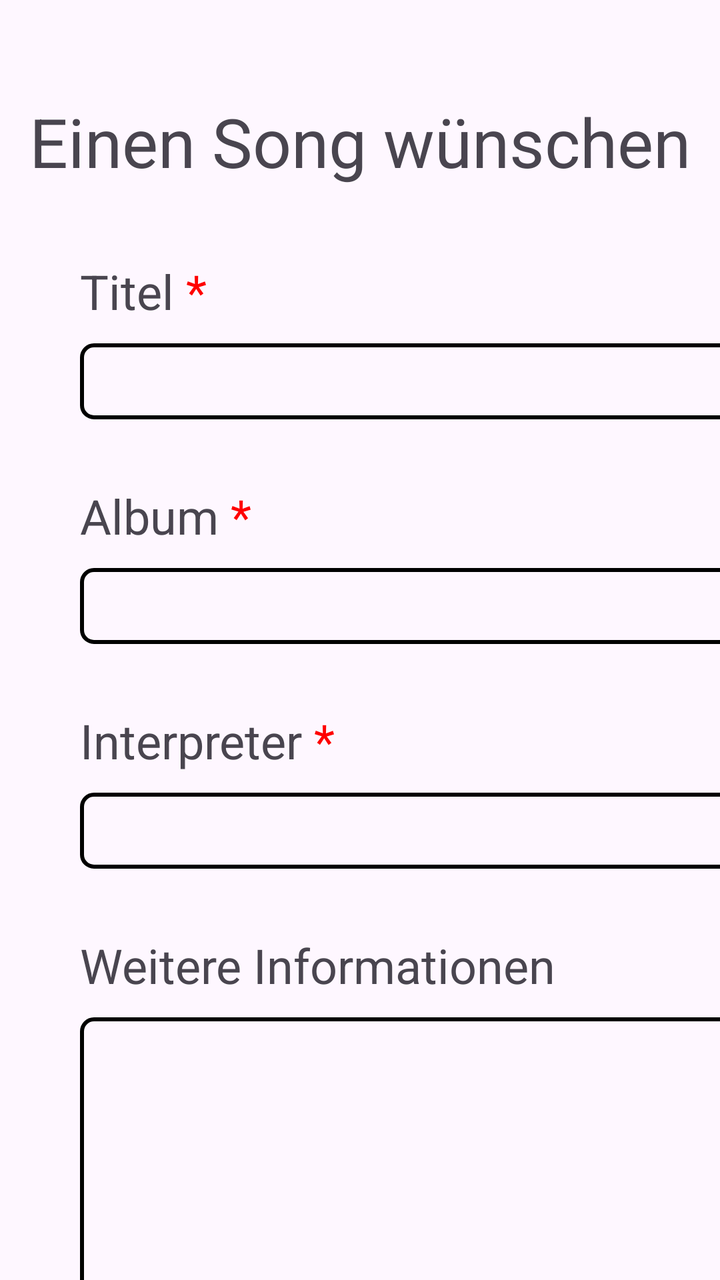
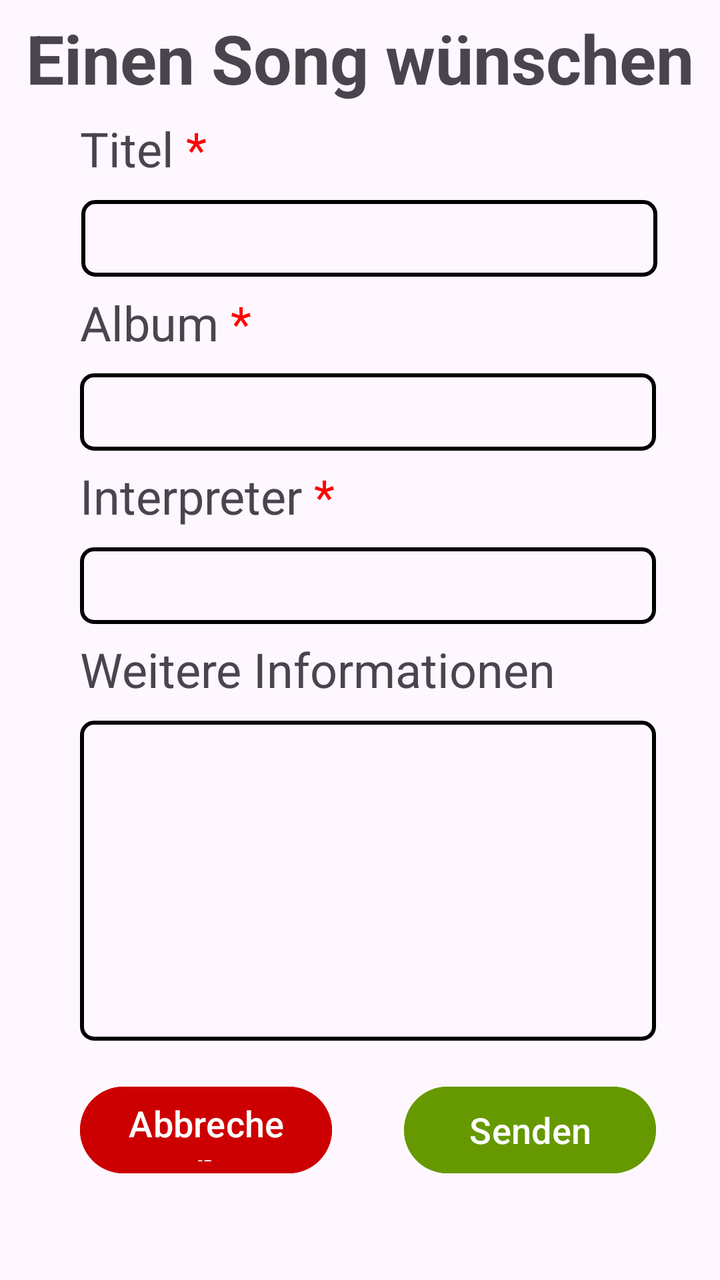

Two renders of the same Android screen: before a commit and after it. Below are the layout's source before the change and the commit's diff.
<!-- AndroidManifest.xml: application theme Theme.RadioApp -->
<!-- res/layout/fragment_request_song_screen.xml -->
<?xml version="1.0" encoding="utf-8"?>
<androidx.constraintlayout.widget.ConstraintLayout xmlns:android="http://schemas.android.com/apk/res/android"
    xmlns:app="http://schemas.android.com/apk/res-auto"
    xmlns:tools="http://schemas.android.com/tools"
    android:id="@+id/main"
    android:layout_width="match_parent"
    android:layout_height="match_parent"
    android:exported="true">

    <TextView
        android:id="@+id/labelActivityTitle"
        android:layout_width="wrap_content"
        android:layout_height="wrap_content"
        android:layout_marginTop="48dp"
        android:text="@string/activity_request_song.activityTitle.label"
        android:textSize="34sp"
        app:layout_constraintEnd_toEndOf="parent"
        app:layout_constraintHorizontal_bias="0.498"
        app:layout_constraintStart_toStartOf="parent"
        app:layout_constraintTop_toTopOf="parent" />

    <TextView
        android:id="@+id/labelSongTitle"
        android:layout_width="wrap_content"
        android:layout_height="wrap_content"
        android:layout_marginStart="40dp"
        android:layout_marginTop="36dp"
        android:labelFor="@+id/labelSongTitle"
        android:text="@string/activity_request_song.songTitle.label"
        android:textSize="24sp"
        app:layout_constraintStart_toStartOf="parent"
        app:layout_constraintTop_toBottomOf="@+id/labelActivityTitle" />

    <EditText
        android:id="@+id/textInputSongTitle"
        android:layout_width="333dp"
        android:layout_height="38dp"
        android:layout_marginTop="10dp"
        android:background="@drawable/text_field_boarder"
        android:textSize="16sp"
        android:inputType="text"
        app:layout_constraintStart_toStartOf="@+id/labelSongTitle"
        app:layout_constraintTop_toBottomOf="@+id/labelSongTitle" />

    <TextView
        android:id="@+id/labelSongAlbum"
        android:layout_width="wrap_content"
        android:layout_height="wrap_content"
        android:layout_marginTop="32dp"
        android:text="@string/activity_request_song.songAlbum.label"
        android:textSize="24sp"
        app:layout_constraintStart_toStartOf="@+id/labelSongTitle"
        app:layout_constraintTop_toBottomOf="@+id/textInputSongTitle" />

    <EditText
        android:id="@+id/textInputSongAlbum"
        android:layout_width="333dp"
        android:layout_height="38dp"
        android:layout_marginTop="10dp"
        android:background="@drawable/text_field_boarder"
        android:inputType="text"
        app:layout_constraintStart_toStartOf="@+id/labelSongAlbum"
        app:layout_constraintTop_toBottomOf="@+id/labelSongAlbum"
        android:textSize="16sp"/>

    <TextView
        android:id="@+id/labelSongInterpreter"
        android:layout_width="wrap_content"
        android:layout_height="wrap_content"
        android:layout_marginTop="32dp"
        android:text="@string/activity_request_song.songInterpreter.label"
        android:textSize="24sp"
        app:layout_constraintStart_toStartOf="@+id/labelSongTitle"
        app:layout_constraintTop_toBottomOf="@+id/textInputSongAlbum" />

    <EditText
        android:id="@+id/textInputSongInterpreter"
        android:layout_width="333dp"
        android:layout_height="38dp"
        android:layout_marginTop="10dp"
        android:background="@drawable/text_field_boarder"
        android:inputType="text"
        app:layout_constraintStart_toStartOf="@+id/labelSongInterpreter"
        app:layout_constraintTop_toBottomOf="@+id/labelSongInterpreter" />

    <TextView
        android:id="@+id/labelSongAdditionalMessage"
        android:layout_width="wrap_content"
        android:layout_height="wrap_content"
        android:layout_marginTop="32dp"
        android:text="Weitere Informationen"
        android:textSize="24sp"
        app:layout_constraintStart_toStartOf="@+id/labelSongTitle"
        app:layout_constraintTop_toBottomOf="@+id/textInputSongInterpreter" />

    <EditText
        android:id="@+id/editTextAdditionalMessage"
        android:layout_width="330dp"
        android:layout_height="201dp"
        android:layout_marginTop="10dp"
        android:background="@drawable/text_field_boarder"
        android:ems="10"
        android:gravity="start|top"
        android:inputType="textMultiLine"
        android:textSize="16sp"
        app:backgroundTint="@null"
        app:layout_constraintStart_toStartOf="@+id/labelSongAdditionalMessage"
        app:layout_constraintTop_toBottomOf="@+id/labelSongAdditionalMessage" />

    <Button
        android:id="@+id/btnCancel"
        android:layout_width="144dp"
        android:layout_height="49dp"
        android:layout_marginTop="36dp"
        android:background="@drawable/button_shape_cancel"
        android:text="@string/moderator_rating.buttonCancel.label"
        android:textSize="16sp"
        app:backgroundTint="@null"
        app:layout_constraintStart_toStartOf="@+id/editTextAdditionalMessage"
        app:layout_constraintTop_toBottomOf="@+id/editTextAdditionalMessage" />

    <Button
        android:id="@+id/btnConfirm"
        android:layout_width="144dp"
        android:layout_height="49dp"
        android:background="@drawable/button_shape_confirm"
        android:text="@string/moderator_rating.buttonConfirm.label"
        android:textSize="16sp"
        app:backgroundTint="@null"
        app:layout_constraintBottom_toBottomOf="@+id/btnCancel"
        app:layout_constraintEnd_toEndOf="@+id/editTextAdditionalMessage"
        app:layout_constraintTop_toTopOf="@+id/btnCancel" />


</androidx.constraintlayout.widget.ConstraintLayout>
<!-- resources referenced by this layout -->
<resources>
  <!-- drawable button_shape_cancel (drawable) -->
  <shape xmlns:android="http://schemas.android.com/apk/res/android"
      android:shape="rectangle">
  
      <solid android:color="#F44336" />
  
      <corners android:radius="12dp" />
  
      <padding
          android:left="16dp"
          android:top="10dp"
          android:right="16dp"
          android:bottom="10dp" />
  </shape>
  <!-- drawable button_shape_confirm (drawable) -->
  <shape xmlns:android="http://schemas.android.com/apk/res/android"
      android:shape="rectangle">
  
      <solid android:color="#4CAF50" />
  
      <corners android:radius="12dp" />
  
      <padding
          android:left="16dp"
          android:top="10dp"
          android:right="16dp"
          android:bottom="10dp" />
  </shape>
  <!-- drawable text_field_boarder (drawable) -->
  <shape xmlns:android="http://schemas.android.com/apk/res/android"
      android:shape="rectangle">
  
      <solid android:color="@android:color/transparent" />
  
      <stroke
          android:width="2dp"
          android:color="#000000" />
  
      <corners android:radius="6dp" />
  
      <padding
          android:left="8dp"
          android:top="8dp"
          android:right="8dp"
          android:bottom="8dp" />
  </shape>
  <string name="activity_request_song.activityTitle.label">Einen Song wünschen</string>
  <string name="activity_request_song.songAlbum.label">Album <font color="#FF0000">*</font></string>
  <string name="activity_request_song.songInterpreter.label">Interpreter <font color="#FF0000">*</font></string>
  <string name="activity_request_song.songTitle.label">Titel <font color="#FF0000">*</font></string>
  <string name="moderator_rating.buttonCancel.label">Abbrechen</string>
  <string name="moderator_rating.buttonConfirm.label">Senden</string>
  <style name="Theme.RadioApp" parent="Base.Theme.RadioApp" />
  <style name="Base.Theme.RadioApp" parent="Theme.Material3.DayNight.NoActionBar">
          
          
      </style>
</resources>

<!-- the commit's change to res/layout/fragment_request_song_screen.xml (unified diff, before → after) -->
@@ -1,135 +1,229 @@
 <?xml version="1.0" encoding="utf-8"?>
-<androidx.constraintlayout.widget.ConstraintLayout xmlns:android="http://schemas.android.com/apk/res/android"
+<androidx.constraintlayout.widget.ConstraintLayout
+    xmlns:android="http://schemas.android.com/apk/res/android"
     xmlns:app="http://schemas.android.com/apk/res-auto"
-    xmlns:tools="http://schemas.android.com/tools"
     android:id="@+id/main"
     android:layout_width="match_parent"
-    android:layout_height="match_parent"
-    android:exported="true">
+    android:layout_height="match_parent">
+
+    <View
+        android:id="@+id/spacerTop"
+        android:layout_width="0dp"
+        android:layout_height="0dp"
+        app:layout_constraintHeight_percent="0.01"
+        app:layout_constraintTop_toTopOf="parent"
+        app:layout_constraintStart_toStartOf="parent"
+        app:layout_constraintEnd_toEndOf="parent" />
 
     <TextView
         android:id="@+id/labelActivityTitle"
         android:layout_width="wrap_content"
         android:layout_height="wrap_content"
-        android:layout_marginTop="48dp"
+        app:layout_constraintTop_toBottomOf="@+id/spacerTop"
+        app:layout_constraintStart_toStartOf="parent"
+        app:layout_constraintEnd_toEndOf="parent"
         android:text="@string/activity_request_song.activityTitle.label"
         android:textSize="34sp"
-        app:layout_constraintEnd_toEndOf="parent"
-        app:layout_constraintHorizontal_bias="0.498"
-        app:layout_constraintStart_toStartOf="parent"
-        app:layout_constraintTop_toTopOf="parent" />
+        android:textStyle="bold" />
+
+    <View
+        android:id="@+id/spacer1"
+        android:layout_width="0dp"
+        android:layout_height="0dp"
+        app:layout_constraintHeight_percent="0.01"
+        app:layout_constraintTop_toBottomOf="@+id/labelActivityTitle"
+        app:layout_constraintStart_toStartOf="parent"
+        app:layout_constraintEnd_toEndOf="parent" />
 
     <TextView
         android:id="@+id/labelSongTitle"
         android:layout_width="wrap_content"
         android:layout_height="wrap_content"
         android:layout_marginStart="40dp"
-        android:layout_marginTop="36dp"
-        android:labelFor="@+id/labelSongTitle"
         android:text="@string/activity_request_song.songTitle.label"
         android:textSize="24sp"
         app:layout_constraintStart_toStartOf="parent"
-        app:layout_constraintTop_toBottomOf="@+id/labelActivityTitle" />
+        app:layout_constraintTop_toBottomOf="@+id/spacer1" />
+
+    <View
+        android:id="@+id/spacer2"
+        android:layout_width="0dp"
+        android:layout_height="0dp"
+        app:layout_constraintHeight_percent="0.015"
+        app:layout_constraintTop_toBottomOf="@+id/labelSongTitle"
+        app:layout_constraintStart_toStartOf="parent"
+        app:layout_constraintEnd_toEndOf="parent" />
 
     <EditText
         android:id="@+id/textInputSongTitle"
-        android:layout_width="333dp"
-        android:layout_height="38dp"
-        android:layout_marginTop="10dp"
-        android:background="@drawable/text_field_boarder"
-        android:textSize="16sp"
+        android:layout_width="0dp"
+        android:layout_height="0dp"
+        android:background="@drawable/text_field_boarder"
         android:inputType="text"
-        app:layout_constraintStart_toStartOf="@+id/labelSongTitle"
-        app:layout_constraintTop_toBottomOf="@+id/labelSongTitle" />
+        android:textSize="16sp"
+        app:layout_constraintEnd_toEndOf="parent"
+        app:layout_constraintHeight_percent="0.06"
+        app:layout_constraintHorizontal_bias="0.023"
+        app:layout_constraintStart_toStartOf="@+id/labelSongTitle"
+        app:layout_constraintTop_toBottomOf="@+id/spacer2"
+        app:layout_constraintWidth_percent="0.8" />
+
+    <View
+        android:id="@+id/spacer3"
+        android:layout_width="0dp"
+        android:layout_height="0dp"
+        app:layout_constraintHeight_percent="0.01"
+        app:layout_constraintTop_toBottomOf="@+id/textInputSongTitle"
+        app:layout_constraintStart_toStartOf="parent"
+        app:layout_constraintEnd_toEndOf="parent" />
 
     <TextView
         android:id="@+id/labelSongAlbum"
         android:layout_width="wrap_content"
         android:layout_height="wrap_content"
-        android:layout_marginTop="32dp"
+        android:layout_marginStart="0dp"
         android:text="@string/activity_request_song.songAlbum.label"
         android:textSize="24sp"
         app:layout_constraintStart_toStartOf="@+id/labelSongTitle"
-        app:layout_constraintTop_toBottomOf="@+id/textInputSongTitle" />
+        app:layout_constraintTop_toBottomOf="@+id/spacer3" />
+
+    <View
+        android:id="@+id/spacer4"
+        android:layout_width="0dp"
+        android:layout_height="0dp"
+        app:layout_constraintHeight_percent="0.015"
+        app:layout_constraintTop_toBottomOf="@+id/labelSongAlbum"
+        app:layout_constraintStart_toStartOf="parent"
+        app:layout_constraintEnd_toEndOf="parent" />
 
     <EditText
         android:id="@+id/textInputSongAlbum"
-        android:layout_width="333dp"
-        android:layout_height="38dp"
-        android:layout_marginTop="10dp"
+        android:layout_width="0dp"
+        android:layout_height="0dp"
         android:background="@drawable/text_field_boarder"
         android:inputType="text"
+        android:textSize="16sp"
+        app:layout_constraintEnd_toEndOf="parent"
+        app:layout_constraintHeight_percent="0.06"
+        app:layout_constraintHorizontal_bias="0.0"
         app:layout_constraintStart_toStartOf="@+id/labelSongAlbum"
-        app:layout_constraintTop_toBottomOf="@+id/labelSongAlbum"
-        android:textSize="16sp"/>
-
+        app:layout_constraintTop_toBottomOf="@+id/spacer4"
+        app:layout_constraintWidth_percent="0.8" />
+
+    <View
+        android:id="@+id/spacer5"
+        android:layout_width="0dp"
+        android:layout_height="0dp"
+        app:layout_constraintHeight_percent="0.01"
+        app:layout_constraintTop_toBottomOf="@+id/textInputSongAlbum"
+        app:layout_constraintStart_toStartOf="parent"
+        app:layout_constraintEnd_toEndOf="parent" />
     <TextView
         android:id="@+id/labelSongInterpreter"
         android:layout_width="wrap_content"
         android:layout_height="wrap_content"
-        android:layout_marginTop="32dp"
+        app:layout_constraintTop_toBottomOf="@+id/spacer5"
+        app:layout_constraintStart_toStartOf="@+id/labelSongTitle"
         android:text="@string/activity_request_song.songInterpreter.label"
-        android:textSize="24sp"
-        app:layout_constraintStart_toStartOf="@+id/labelSongTitle"
-        app:layout_constraintTop_toBottomOf="@+id/textInputSongAlbum" />
+        android:textSize="24sp" />
+
+    <View
+        android:id="@+id/spacer6"
+        android:layout_width="0dp"
+        android:layout_height="0dp"
+        app:layout_constraintHeight_percent="0.015"
+        app:layout_constraintTop_toBottomOf="@+id/labelSongInterpreter"
+        app:layout_constraintStart_toStartOf="parent"
+        app:layout_constraintEnd_toEndOf="parent" />
 
     <EditText
         android:id="@+id/textInputSongInterpreter"
-        android:layout_width="333dp"
-        android:layout_height="38dp"
-        android:layout_marginTop="10dp"
+        android:layout_width="0dp"
+        android:layout_height="0dp"
         android:background="@drawable/text_field_boarder"
         android:inputType="text"
+        android:textSize="16sp"
+        app:layout_constraintEnd_toEndOf="parent"
+        app:layout_constraintHeight_percent="0.06"
+        app:layout_constraintHorizontal_bias="0.0"
         app:layout_constraintStart_toStartOf="@+id/labelSongInterpreter"
-        app:layout_constraintTop_toBottomOf="@+id/labelSongInterpreter" />
+        app:layout_constraintTop_toBottomOf="@+id/spacer6"
+        app:layout_constraintWidth_percent="0.8" />
+
+    <View
+        android:id="@+id/spacer7"
+        android:layout_width="0dp"
+        android:layout_height="0dp"
+        app:layout_constraintHeight_percent="0.01"
+        app:layout_constraintTop_toBottomOf="@+id/textInputSongInterpreter"
+        app:layout_constraintStart_toStartOf="parent"
+        app:layout_constraintEnd_toEndOf="parent" />
 
     <TextView
         android:id="@+id/labelSongAdditionalMessage"
         android:layout_width="wrap_content"
         android:layout_height="wrap_content"
-        android:layout_marginTop="32dp"
+        app:layout_constraintTop_toBottomOf="@+id/spacer7"
+        app:layout_constraintStart_toStartOf="@+id/labelSongTitle"
         android:text="Weitere Informationen"
-        android:textSize="24sp"
-        app:layout_constraintStart_toStartOf="@+id/labelSongTitle"
-        app:layout_constraintTop_toBottomOf="@+id/textInputSongInterpreter" />
+        android:textSize="24sp" />
+
+    <View
+        android:id="@+id/spacer8"
+        android:layout_width="0dp"
+        android:layout_height="0dp"
+        app:layout_constraintHeight_percent="0.015"
+        app:layout_constraintTop_toBottomOf="@+id/labelSongAdditionalMessage"
+        app:layout_constraintStart_toStartOf="parent"
+        app:layout_constraintEnd_toEndOf="parent" />
 
     <EditText
         android:id="@+id/editTextAdditionalMessage"
-        android:layout_width="330dp"
-        android:layout_height="201dp"
-        android:layout_marginTop="10dp"
-        android:background="@drawable/text_field_boarder"
-        android:ems="10"
+        android:layout_width="0dp"
+        android:layout_height="0dp"
+        android:background="@drawable/text_field_boarder"
         android:gravity="start|top"
         android:inputType="textMultiLine"
         android:textSize="16sp"
-        app:backgroundTint="@null"
+        app:layout_constraintEnd_toEndOf="parent"
+        app:layout_constraintHeight_percent="0.25"
+        app:layout_constraintHorizontal_bias="0.0"
         app:layout_constraintStart_toStartOf="@+id/labelSongAdditionalMessage"
-        app:layout_constraintTop_toBottomOf="@+id/labelSongAdditionalMessage" />
+        app:layout_constraintTop_toBottomOf="@+id/spacer8"
+        app:layout_constraintWidth_percent="0.8" />
+
+    <View
+        android:id="@+id/spacer9"
+        android:layout_width="0dp"
+        android:layout_height="0dp"
+        app:layout_constraintHeight_percent="0.03"
+        app:layout_constraintTop_toBottomOf="@+id/editTextAdditionalMessage"
+        app:layout_constraintStart_toStartOf="parent"
+        app:layout_constraintEnd_toEndOf="parent" />
 
     <Button
         android:id="@+id/btnCancel"
-        android:layout_width="144dp"
-        android:layout_height="49dp"
-        android:layout_marginTop="36dp"
-        android:background="@drawable/button_shape_cancel"
+        android:layout_width="0dp"
+        android:layout_height="0dp"
+        app:layout_constraintWidth_percent="0.35"
+        app:layout_constraintHeight_percent="0.08"
+        app:layout_constraintTop_toBottomOf="@+id/spacer9"
+        app:layout_constraintStart_toStartOf="@+id/editTextAdditionalMessage"
+        android:backgroundTint="@android:color/holo_red_dark"
         android:text="@string/moderator_rating.buttonCancel.label"
-        android:textSize="16sp"
-        app:backgroundTint="@null"
-        app:layout_constraintStart_toStartOf="@+id/editTextAdditionalMessage"
-        app:layout_constraintTop_toBottomOf="@+id/editTextAdditionalMessage" />
+        android:textSize="18sp" />
 
     <Button
         android:id="@+id/btnConfirm"
-        android:layout_width="144dp"
-        android:layout_height="49dp"
-        android:background="@drawable/button_shape_confirm"
+        android:layout_width="0dp"
+        android:layout_height="0dp"
+        app:layout_constraintWidth_percent="0.35"
+        app:layout_constraintHeight_percent="0.08"
+        app:layout_constraintEnd_toEndOf="@+id/editTextAdditionalMessage"
+        app:layout_constraintTop_toTopOf="@+id/btnCancel"
+        app:layout_constraintBottom_toBottomOf="@+id/btnCancel"
+        android:backgroundTint="@android:color/holo_green_dark"
         android:text="@string/moderator_rating.buttonConfirm.label"
-        android:textSize="16sp"
-        app:backgroundTint="@null"
-        app:layout_constraintBottom_toBottomOf="@+id/btnCancel"
-        app:layout_constraintEnd_toEndOf="@+id/editTextAdditionalMessage"
-        app:layout_constraintTop_toTopOf="@+id/btnCancel" />
-
+        android:textSize="18sp" />
 
 </androidx.constraintlayout.widget.ConstraintLayout>
<!-- resource entries referenced after the edit -->
@@ -1,33 +1,5 @@
 <!-- resources referenced by this layout -->
 <resources>
-  <!-- drawable button_shape_cancel (drawable) -->
-  <shape xmlns:android="http://schemas.android.com/apk/res/android"
-      android:shape="rectangle">
-  
-      <solid android:color="#F44336" />
-  
-      <corners android:radius="12dp" />
-  
-      <padding
-          android:left="16dp"
-          android:top="10dp"
-          android:right="16dp"
-          android:bottom="10dp" />
-  </shape>
-  <!-- drawable button_shape_confirm (drawable) -->
-  <shape xmlns:android="http://schemas.android.com/apk/res/android"
-      android:shape="rectangle">
-  
-      <solid android:color="#4CAF50" />
-  
-      <corners android:radius="12dp" />
-  
-      <padding
-          android:left="16dp"
-          android:top="10dp"
-          android:right="16dp"
-          android:bottom="10dp" />
-  </shape>
   <!-- drawable text_field_boarder (drawable) -->
   <shape xmlns:android="http://schemas.android.com/apk/res/android"
       android:shape="rectangle">
